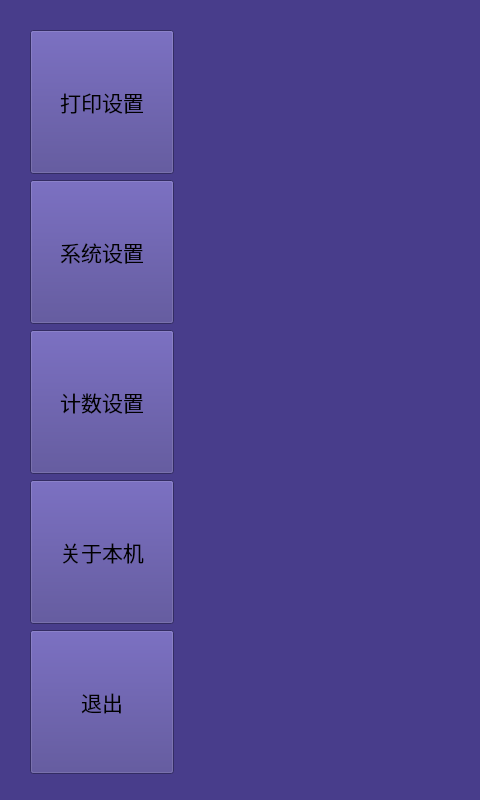
Qt form HighResolutionPrinter/paramsettingform.ui (dxphmj/TwoCharPrinter) before a commit; both pictures show x 0 to 480 and y 0 to 800 of the 1280 by 800 pixel window.
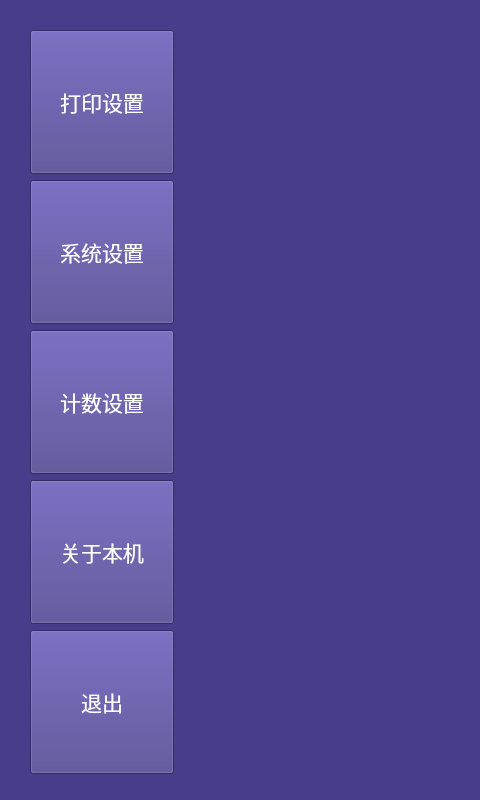
The same form after that commit. Icons and pictures are not drawn.

What changed in the file:
```diff
--- a/HighResolutionPrinter/paramsettingform.ui
+++ b/HighResolutionPrinter/paramsettingform.ui
@@ -32,7 +32,8 @@
     </font>
    </property>
    <property name="styleSheet">
-    <string notr="true">background-image: url(:/Images/printSetting.bmp);</string>
+    <string notr="true">background-image: url(:/Images/printSetting.bmp);
+color: rgb(255, 255, 255);</string>
    </property>
    <property name="text">
     <string>打印设置</string>
@@ -54,7 +55,8 @@
     </font>
    </property>
    <property name="styleSheet">
-    <string notr="true">background-image: url(:/Images/sysSetting.bmp);</string>
+    <string notr="true">background-image: url(:/Images/sysSetting.bmp);
+color: rgb(255, 255, 255);</string>
    </property>
    <property name="text">
     <string>系统设置</string>
@@ -76,7 +78,8 @@
     </font>
    </property>
    <property name="styleSheet">
-    <string notr="true">background-image: url(:/Images/countSetting.bmp);</string>
+    <string notr="true">background-image: url(:/Images/countSetting.bmp);
+color: rgb(255, 255, 255);</string>
    </property>
    <property name="text">
     <string>计数设置</string>
@@ -98,7 +101,8 @@
     </font>
    </property>
    <property name="styleSheet">
-    <string notr="true">background-image: url(:/Images/aboutMac.bmp);</string>
+    <string notr="true">background-image: url(:/Images/aboutMac.bmp);
+color: rgb(255, 255, 255);</string>
    </property>
    <property name="text">
     <string>关于本机</string>
@@ -132,7 +136,8 @@
     </font>
    </property>
    <property name="styleSheet">
-    <string notr="true">background-image: url(:/Images/exit.bmp);</string>
+    <string notr="true">background-image: url(:/Images/exit.bmp);
+color: rgb(255, 255, 255);</string>
    </property>
    <property name="text">
     <string>退出</string>
```
